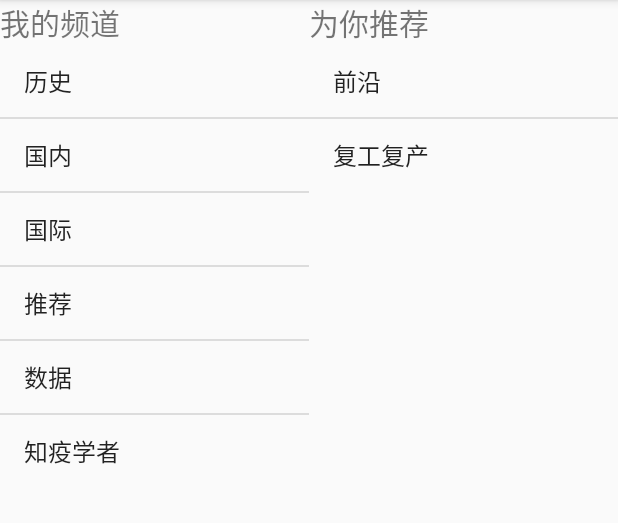
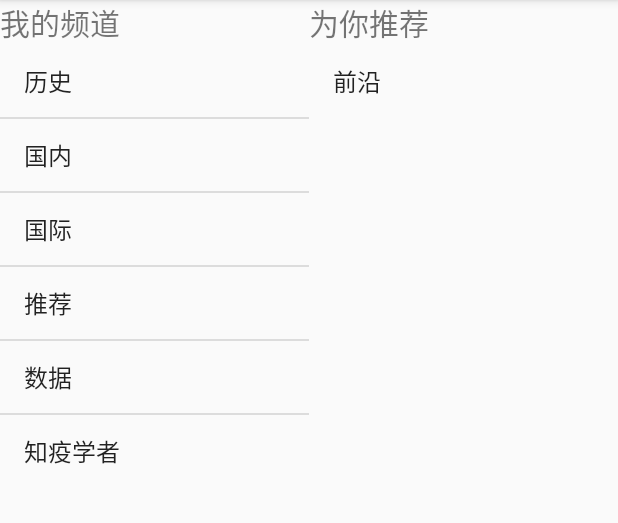
Before and after one commit to icycookies/newsapp, an Android app: the CategoryActivity screen opened directly, with no data from a screen before it, on a phone screen of 412 x 824 dp, the part 84-607 px from its top. Run offline under Robolectric (Android 15) with nearby library versions, the phone set to English and light mode, and no system bars.

Commit message:
upd default categorires

```diff
--- a/app/src/main/java/com/java/luoyizhen/CategoryActivity.java
+++ b/app/src/main/java/com/java/luoyizhen/CategoryActivity.java
@@ -18,7 +18,7 @@ import java.util.List;
 
 public class CategoryActivity extends AppCompatActivity implements AdapterView.OnItemClickListener {
 
-    private String[] categoryAll = new String[]{"历史", "推荐", "国内", "国际", "数据", "知疫学者", "前沿", "复工复产"};
+    private String[] categoryAll = new String[]{"历史", "推荐", "国内", "国际", "数据", "知疫学者", "前沿"};
     private ArrayList<String> selected;
     private ArrayList<String> unselected;
 
```
